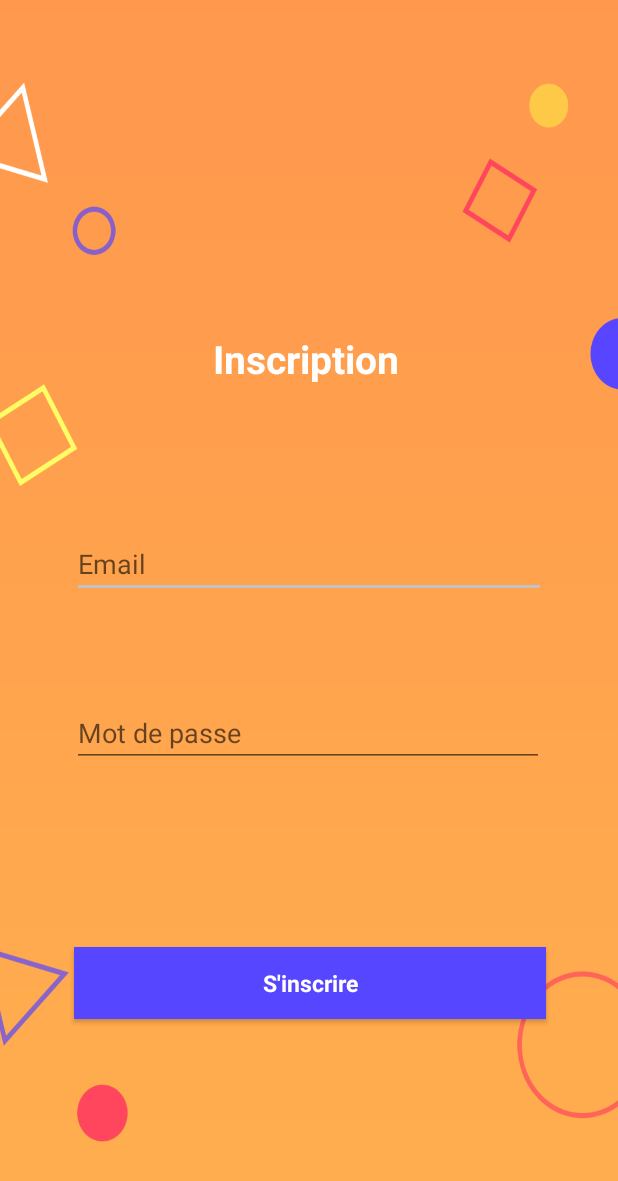
After one commit to etombert/kotlin-project, an Android app: the LoginActivity screen opened directly, with no data from a screen before it, on a phone screen of 412 x 824 dp. The commit adds this screen. Shown: the top 1181 px of the screen. Run offline under Robolectric (Android 15) with nearby library versions, the light colour scheme and no system bars.

Commit message:
login terminé

```diff
--- a/app/src/main/AndroidManifest.xml
+++ b/app/src/main/AndroidManifest.xml
@@ -18,7 +18,8 @@
         </activity>
         <activity android:name=".HomeActivity" />
         <activity android:name=".EventDetailActivity" />
-        <activity android:name=".ProfileActivity"></activity>
+        <activity android:name=".ProfileActivity" />
+        <activity android:name=".LoginActivity"></activity>
     </application>
 
 </manifest>
--- /dev/null
+++ b/app/src/main/java/com/example/elvinntombert/myapplication/LoginActivity.kt
@@ -0,0 +1,20 @@
+package com.example.elvinntombert.myapplication
+
+import android.content.Intent
+import android.support.v7.app.AppCompatActivity
+import android.os.Bundle
+import kotlinx.android.synthetic.main.activity_login.*
+import kotlinx.android.synthetic.main.activity_project.*
+
+class LoginActivity : AppCompatActivity() {
+
+    override fun onCreate(savedInstanceState: Bundle?) {
+        super.onCreate(savedInstanceState)
+        setContentView(R.layout.activity_login)
+
+        signup.setOnClickListener{
+            var intent = Intent(this,HomeActivity::class.java)
+            startActivity(intent)
+        }
+    }
+}
--- a/app/src/main/java/com/example/elvinntombert/myapplication/ProjectActivity.kt
+++ b/app/src/main/java/com/example/elvinntombert/myapplication/ProjectActivity.kt
@@ -12,9 +12,13 @@ class ProjectActivity : AppCompatActivity() {
     super.onCreate(savedInstanceState)
     setContentView(R.layout.activity_project)
 
+      button.setOnClickListener {
+          var intent = Intent(this, LoginActivity::class.java)
+          startActivity(intent)
+      }
       already_account.setOnClickListener{
-      var intent = Intent(this,HomeActivity::class.java)
-      startActivity(intent)
-    }
+          var intent = Intent(this,HomeActivity::class.java)
+          startActivity(intent)
+      }
   }
 }
--- a/app/src/main/res/layout/activity_home.xml
+++ b/app/src/main/res/layout/activity_home.xml
@@ -31,7 +31,6 @@
             android:layout_marginStart="2dp"
             android:ems="10"
             android:inputType="textPersonName"
-            android:paddingLeft="40dp"
             android:text="Name"
             android:textColor="#ffffff"
             app:layout_constraintBottom_toBottomOf="parent"
--- /dev/null
+++ b/app/src/main/res/layout/activity_login.xml
@@ -0,0 +1,86 @@
+<?xml version="1.0" encoding="utf-8"?>
+<android.support.constraint.ConstraintLayout xmlns:android="http://schemas.android.com/apk/res/android"
+    xmlns:app="http://schemas.android.com/apk/res-auto"
+    xmlns:tools="http://schemas.android.com/tools"
+    android:layout_width="match_parent"
+    android:layout_height="match_parent"
+    android:background="@drawable/background_1"
+    tools:context=".LoginActivity">
+
+    <TextView
+        android:id="@+id/textView3"
+        android:layout_width="128dp"
+        android:layout_height="wrap_content"
+        android:layout_marginBottom="40dp"
+        android:layout_marginEnd="128dp"
+        android:layout_marginLeft="128dp"
+        android:layout_marginRight="128dp"
+        android:layout_marginStart="128dp"
+        android:layout_marginTop="164dp"
+        android:text="Inscription"
+        android:textColor="#fff"
+        android:textSize="26dp"
+        android:textStyle="bold"
+        app:layout_constraintBottom_toTopOf="@+id/editText2"
+        app:layout_constraintEnd_toEndOf="parent"
+        app:layout_constraintStart_toStartOf="parent"
+        app:layout_constraintTop_toTopOf="parent" />
+
+    <EditText
+        android:id="@+id/editText2"
+        android:layout_width="0dp"
+        android:layout_height="wrap_content"
+        android:layout_marginBottom="10dp"
+        android:layout_marginEnd="48dp"
+        android:layout_marginLeft="48dp"
+        android:layout_marginRight="48dp"
+        android:layout_marginStart="48dp"
+        android:ems="10"
+        android:hint="Email"
+        android:inputType="textEmailAddress"
+        android:textColor="#fff"
+        app:layout_constraintBottom_toTopOf="@+id/editText3"
+        app:layout_constraintEnd_toEndOf="parent"
+        app:layout_constraintHorizontal_bias="0.0"
+        app:layout_constraintStart_toStartOf="parent"
+        app:layout_constraintTop_toBottomOf="@+id/textView3" />
+
+    <EditText
+        android:id="@+id/editText3"
+        android:layout_width="0dp"
+        android:layout_height="wrap_content"
+        android:layout_marginBottom="63dp"
+        android:layout_marginEnd="49dp"
+        android:layout_marginLeft="48dp"
+        android:layout_marginRight="49dp"
+        android:layout_marginStart="48dp"
+        android:ems="10"
+        android:hint="Mot de passe"
+        android:inputType="textPassword"
+        android:textColor="#fff"
+        app:layout_constraintBottom_toTopOf="@+id/signup"
+        app:layout_constraintEnd_toEndOf="parent"
+        app:layout_constraintHorizontal_bias="1.0"
+        app:layout_constraintStart_toStartOf="parent"
+        app:layout_constraintTop_toBottomOf="@+id/editText2" />
+
+    <Button
+        android:id="@+id/signup"
+        android:layout_width="0dp"
+        android:layout_height="wrap_content"
+        android:layout_marginBottom="87dp"
+        android:layout_marginEnd="48dp"
+        android:layout_marginLeft="49dp"
+        android:layout_marginRight="48dp"
+        android:layout_marginStart="49dp"
+        android:background="#5746ff"
+        android:text="S'inscrire"
+        android:textAppearance="@style/TextAppearance.AppCompat"
+        android:textColor="#fff"
+        android:textSize="15sp"
+        android:textStyle="bold"
+        app:layout_constraintBottom_toBottomOf="parent"
+        app:layout_constraintEnd_toEndOf="parent"
+        app:layout_constraintStart_toStartOf="parent"
+        app:layout_constraintTop_toBottomOf="@+id/editText3" />
+</android.support.constraint.ConstraintLayout>
--- a/app/src/main/res/layout/activity_project.xml
+++ b/app/src/main/res/layout/activity_project.xml
@@ -23,8 +23,7 @@
       app:layout_constraintBottom_toBottomOf="parent"
       app:layout_constraintLeft_toLeftOf="parent"
       app:layout_constraintRight_toRightOf="parent"
-      app:layout_constraintTop_toTopOf="parent"
-      app:layout_constraintVertical_bias="0.548" />
+      app:layout_constraintTop_toTopOf="parent" />
 
   <Button
       android:id="@+id/button"
@@ -47,7 +46,7 @@
       app:layout_constraintHorizontal_bias="0.481"
       app:layout_constraintStart_toStartOf="parent"
       app:layout_constraintTop_toBottomOf="@+id/textView"
-      app:layout_constraintVertical_bias="0.936"
+      app:layout_constraintVertical_bias="0.68"
       tools:textColorLink="#ffffff" />
 
   <ImageView
@@ -58,8 +57,9 @@
       android:layout_marginLeft="99dp"
       android:layout_marginRight="100dp"
       android:layout_marginStart="99dp"
-      android:layout_marginTop="211dp"
+      android:layout_marginTop="192dp"
       app:layout_constraintEnd_toEndOf="parent"
+      app:layout_constraintHorizontal_bias="0.0"
       app:layout_constraintStart_toStartOf="parent"
       app:layout_constraintTop_toTopOf="parent"
       app:srcCompat="@drawable/logo" />
@@ -68,7 +68,7 @@
       android:id="@+id/already_account"
       android:layout_width="wrap_content"
       android:layout_height="wrap_content"
-      android:layout_marginBottom="35dp"
+      android:layout_marginBottom="55dp"
       android:layout_marginEnd="153dp"
       android:layout_marginLeft="153dp"
       android:layout_marginRight="153dp"
```
